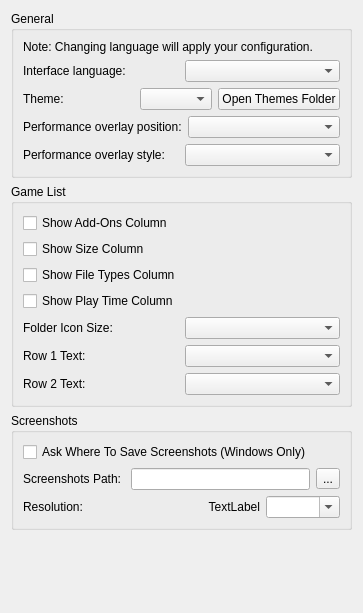
Qt form src/yuzu/configuration/configure_ui.ui (Arthiyart/Lichii-Theme) before a commit.
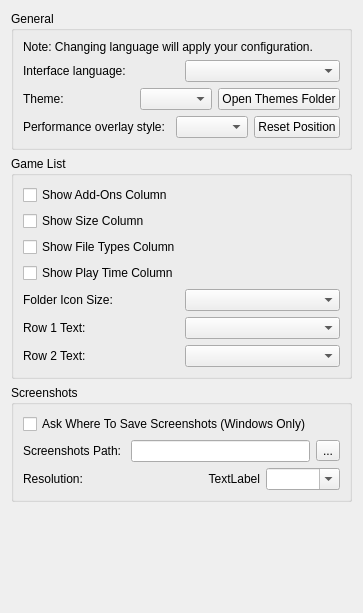
The same form after that commit.

Commit message:
Place the performance overlay by dragging it
The overlay goes where it is dragged and is kept as the nearest corner of
the window plus its distance from that corner's edges, so it follows the
window. Dragged close to an edge it sticks to it. This replaces the corner
list of the configuration, which now has a Reset Position button.

The edit to the form file:
```diff
--- a/src/yuzu/configuration/configure_ui.ui
+++ b/src/yuzu/configuration/configure_ui.ui
@@ -77,20 +77,6 @@
           </item>
          </layout>
         </item>
-        <item>
-         <layout class="QHBoxLayout" name="perf_overlay_position_layout" stretch="1,1">
-          <item>
-           <widget class="QLabel" name="perf_overlay_position_label">
-            <property name="text">
-             <string>Performance overlay position:</string>
-            </property>
-           </widget>
-          </item>
-          <item>
-           <widget class="QComboBox" name="perf_overlay_position_combobox"/>
-          </item>
-         </layout>
-        </item>
         <item>
          <layout class="QHBoxLayout" name="perf_overlay_style_layout" stretch="1,1">
           <item>
@@ -101,7 +87,21 @@
            </widget>
           </item>
           <item>
-           <widget class="QComboBox" name="perf_overlay_style_combobox"/>
+           <layout class="QHBoxLayout" name="perf_overlay_choice_layout" stretch="1,0">
+            <item>
+             <widget class="QComboBox" name="perf_overlay_style_combobox"/>
+            </item>
+            <item>
+             <widget class="QPushButton" name="perf_overlay_reset_button">
+              <property name="toolTip">
+               <string>Drag the performance overlay with the mouse to place it; near an edge of the window it sticks to it. This puts it back in the top right corner.</string>
+              </property>
+              <property name="text">
+               <string>Reset Position</string>
+              </property>
+             </widget>
+            </item>
+           </layout>
           </item>
          </layout>
         </item>
```
The commit also changes 6 other files.
